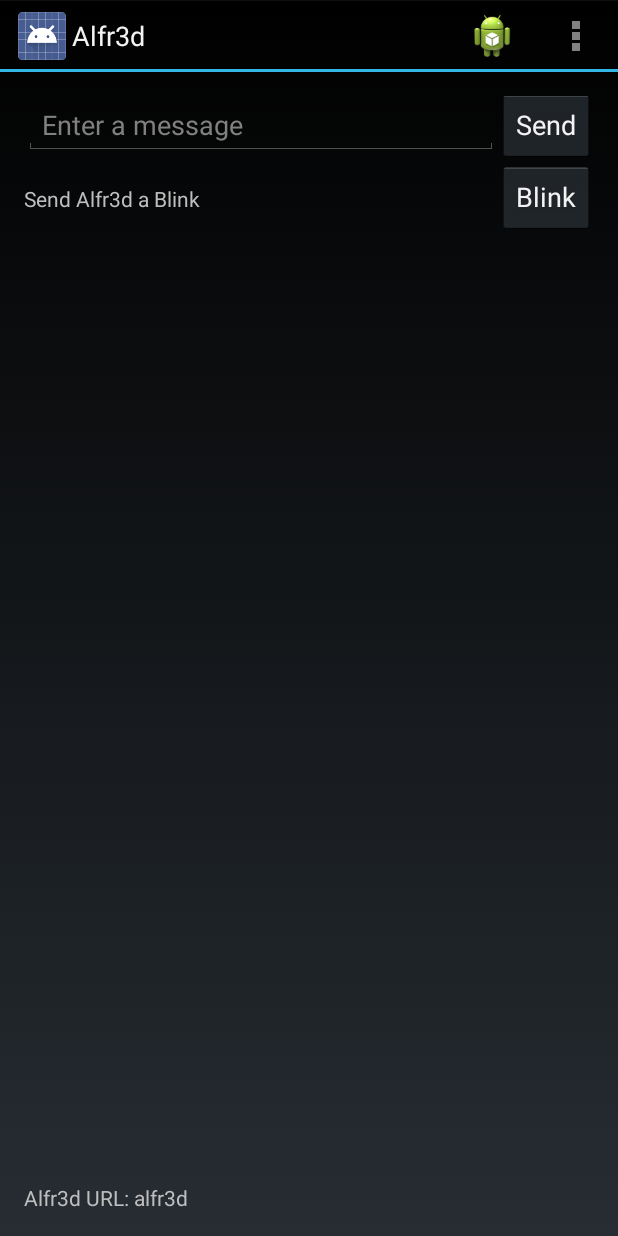
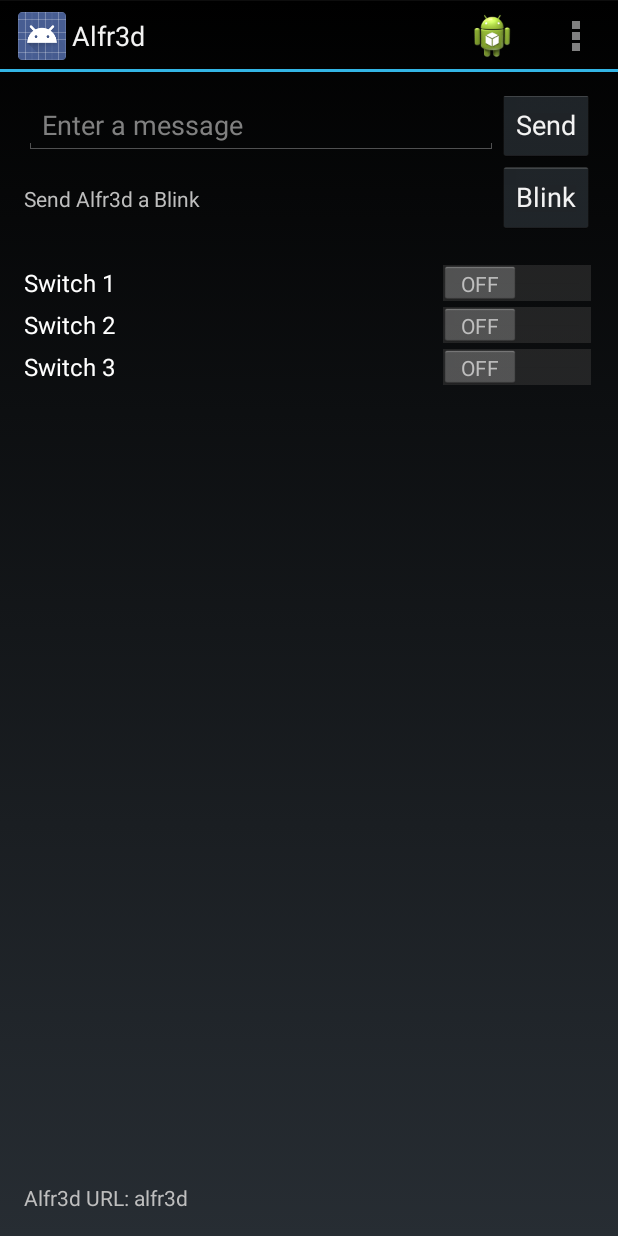
Before and after one commit to armageddion/Alfr3d4Android-Original, an Android app: the screen it shows after launch (MainAlfr3d), on a phone screen of 412 x 824 dp. Run offline under Robolectric (Android 15) with nearby library versions, the phone set to English and light mode, and no system bars.

Commit message:
latest working (possibly a refresh)

```diff
--- a/Alfr3d/src/main/AndroidManifest.xml
+++ b/Alfr3d/src/main/AndroidManifest.xml
@@ -6,7 +6,7 @@
 
     <uses-sdk
         android:minSdkVersion="14"
-        android:targetSdkVersion="17" />
+        android:targetSdkVersion="19" />
 
     <application
         android:allowBackup="true"
--- a/Alfr3d/src/main/res/layout/alfr3d_main.xml
+++ b/Alfr3d/src/main/res/layout/alfr3d_main.xml
@@ -48,4 +48,29 @@
         android:layout_alignLeft="@+id/textView"
         android:layout_alignRight="@+id/button_blink" />
 
+    <Switch android:id="@+id/switch1"
+        android:layout_width="wrap_content"
+        android:layout_height="wrap_content"
+        android:text="Switch 1"
+        android:layout_below="@+id/button_blink"
+        android:layout_alignRight="@+id/button_blink"
+        android:layout_marginTop="19dp"
+        android:layout_alignLeft="@+id/textView" />
+
+    <Switch android:id="@+id/switch2"
+        android:layout_width="wrap_content"
+        android:layout_height="wrap_content"
+        android:text="Switch 2"
+        android:layout_below="@+id/switch1"
+        android:layout_alignRight="@+id/switch1"
+        android:layout_alignLeft="@+id/switch1" />
+
+    <Switch android:id="@+id/switch3"
+        android:layout_width="wrap_content"
+        android:layout_height="wrap_content"
+        android:text="Switch 3"
+        android:layout_below="@+id/switch2"
+        android:layout_alignLeft="@+id/switch2"
+        android:layout_alignRight="@+id/switch2" />
+
 </RelativeLayout>
```
